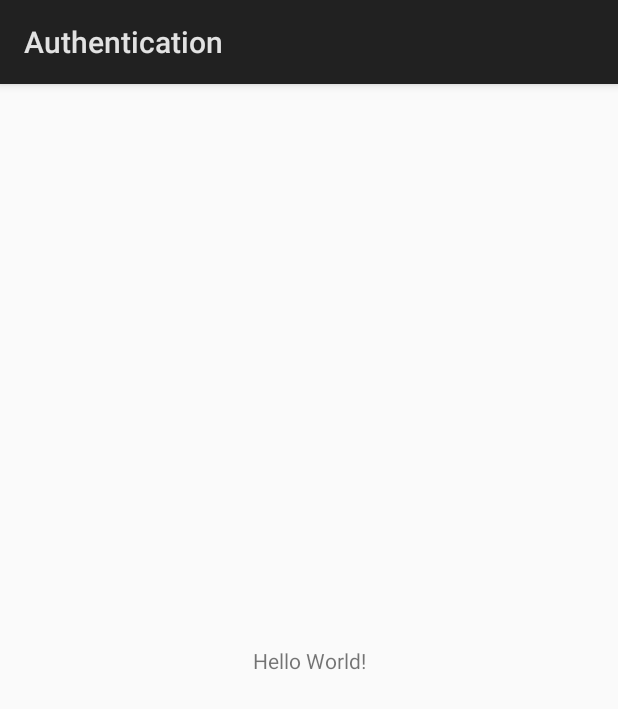
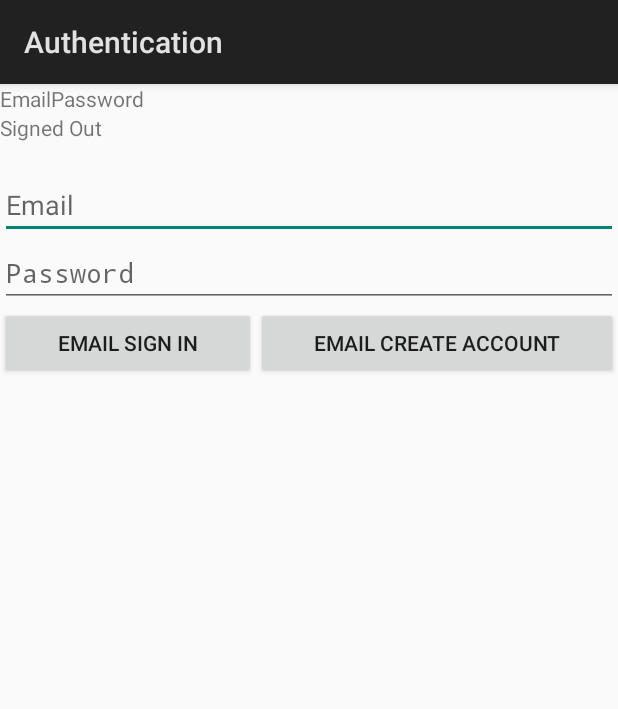
Before and after one commit to dorazex/Authentication, an Android app: the screen it shows after launch (SignIn before the commit, EmailPasswordActivity after it), on a phone screen of 412 x 824 dp. Shown: the top 709 px of the screen. Run offline under Robolectric (Android 15) with nearby library versions, the phone set to English and light mode, and no system bars; our stand-ins replace Firebase (no records; nobody signed in at launch, a user with empty details on screens opened directly).

Commit message:
EmailPassword sign in working

```diff
--- a/app/src/main/AndroidManifest.xml
+++ b/app/src/main/AndroidManifest.xml
@@ -9,7 +9,7 @@
         android:roundIcon="@mipmap/ic_launcher_round"
         android:supportsRtl="true"
         android:theme="@style/AppTheme">
-        <activity android:name=".SignIn">
+        <activity android:name=".EmailPasswordActivity">
             <intent-filter>
                 <action android:name="android.intent.action.MAIN" />
 
--- a/app/src/main/java/com/example/authentication/SignIn.java
+++ /dev/null
@@ -1,28 +0,0 @@
-package com.example.authentication;
-
-import android.app.Activity;
-import android.os.Bundle;
-
-import com.google.firebase.auth.FirebaseAuth;
-import com.google.firebase.auth.FirebaseUser;
-
-public class SignIn extends Activity {
-
-    private FirebaseAuth mAuth;
-
-    @Override
-    protected void onCreate(Bundle savedInstanceState) {
-        super.onCreate(savedInstanceState);
-        setContentView(R.layout.activity_sign_in);
-        mAuth = FirebaseAuth.getInstance();
-    }
-
-    @Override
-    public void onStart() {
-        super.onStart();
-        // Check if user is signed in (non-null) and update UI accordingly.
-        FirebaseUser currentUser = mAuth.getCurrentUser();
-
-
-    }
-}
--- /dev/null
+++ b/app/src/main/res/layout/activity_emailpassword.xml
@@ -0,0 +1,90 @@
+<?xml version="1.0" encoding="utf-8"?>
+
+    <LinearLayout
+        xmlns:android="http://schemas.android.com/apk/res/android"
+        xmlns:app="http://schemas.android.com/apk/res-auto"
+        xmlns:tools="http://schemas.android.com/tools"
+        android:layout_width="match_parent"
+        android:layout_height="match_parent"
+        android:orientation="vertical"
+        tools:context="com.example.authentication.EmailPasswordActivity">
+
+        <TextView
+            android:id="@+id/EmailPasswordTitleTextView"
+            android:layout_width="wrap_content"
+            android:layout_height="wrap_content"
+            android:text="EmailPassword"
+            app:layout_constraintBottom_toBottomOf="parent"
+            app:layout_constraintLeft_toLeftOf="parent"
+            app:layout_constraintRight_toRightOf="parent"
+            app:layout_constraintTop_toTopOf="parent" />
+
+        <TextView
+            android:id="@+id/StatusTextView"
+            android:layout_width="match_parent"
+            android:layout_height="wrap_content"
+            android:text="Status" />
+
+        <TextView
+            android:id="@+id/DetailTextView"
+            android:layout_width="match_parent"
+            android:layout_height="wrap_content"
+            android:text="Detail" />
+
+        <EditText
+            android:id="@+id/EmailEditText"
+            android:layout_width="match_parent"
+            android:layout_height="wrap_content"
+            android:hint="Email"
+            android:inputType="textEmailAddress" />
+
+        <EditText
+            android:id="@+id/PasswordEditText"
+            android:layout_width="match_parent"
+            android:layout_height="wrap_content"
+            android:hint="Password"
+            android:inputType="textPassword" />
+
+        <LinearLayout
+            android:id="@+id/email_password_buttons"
+            android:layout_width="match_parent"
+            android:layout_height="match_parent"
+            android:orientation="horizontal">
+
+            <Button
+                android:id="@+id/EmailSignInButton"
+                android:layout_width="wrap_content"
+                android:layout_height="wrap_content"
+                android:layout_weight="1"
+                android:text="Email Sign In" />
+            <Button
+                android:id="@+id/EmailCreateAccountButton"
+                android:layout_width="wrap_content"
+                android:layout_height="wrap_content"
+                android:layout_weight="1"
+                android:text="Email Create Account" />
+
+        </LinearLayout>
+
+
+        <LinearLayout
+            android:id="@+id/signed_in_buttons"
+            android:layout_width="match_parent"
+            android:layout_height="match_parent"
+            android:orientation="horizontal">
+
+            <Button
+                android:id="@+id/EmailSignOutButton"
+                android:layout_width="wrap_content"
+                android:layout_height="wrap_content"
+                android:layout_weight="1"
+                android:text="Email Sign Out" />
+            <Button
+                android:id="@+id/EmailVerifyButton"
+                android:layout_width="wrap_content"
+                android:layout_height="wrap_content"
+                android:layout_weight="1"
+                android:text="Verify Email" />
+        </LinearLayout>
+
+    </LinearLayout>
--- a/app/src/main/res/layout/activity_sign_in.xml
+++ /dev/null
@@ -1,18 +0,0 @@
-<?xml version="1.0" encoding="utf-8"?>
-<android.support.constraint.ConstraintLayout xmlns:android="http://schemas.android.com/apk/res/android"
-    xmlns:app="http://schemas.android.com/apk/res-auto"
-    xmlns:tools="http://schemas.android.com/tools"
-    android:layout_width="match_parent"
-    android:layout_height="match_parent"
-    tools:context="com.example.authentication.SignIn">
-
-    <TextView
-        android:layout_width="wrap_content"
-        android:layout_height="wrap_content"
-        android:text="Hello World!"
-        app:layout_constraintBottom_toBottomOf="parent"
-        app:layout_constraintLeft_toLeftOf="parent"
-        app:layout_constraintRight_toRightOf="parent"
-        app:layout_constraintTop_toTopOf="parent" />
-
-</android.support.constraint.ConstraintLayout>
--- a/app/src/main/res/values/strings.xml
+++ b/app/src/main/res/values/strings.xml
@@ -1,3 +1,7 @@
 <resources>
     <string name="app_name">Authentication</string>
+    <string name="auth_failed">Authentication Failed</string>
+    <string name="emailpassword_status_fmt">Email User: %1$s (verified: %2$b)</string>
+    <string name="firebase_status_fmt">Firebase User: %s</string>
+    <string name="signed_out">Signed Out</string>
 </resources>
```
Also changed, not shown: app/src/main/java/com/example/authentication/EmailPasswordActivity.java (added, +224 -0 lines).
